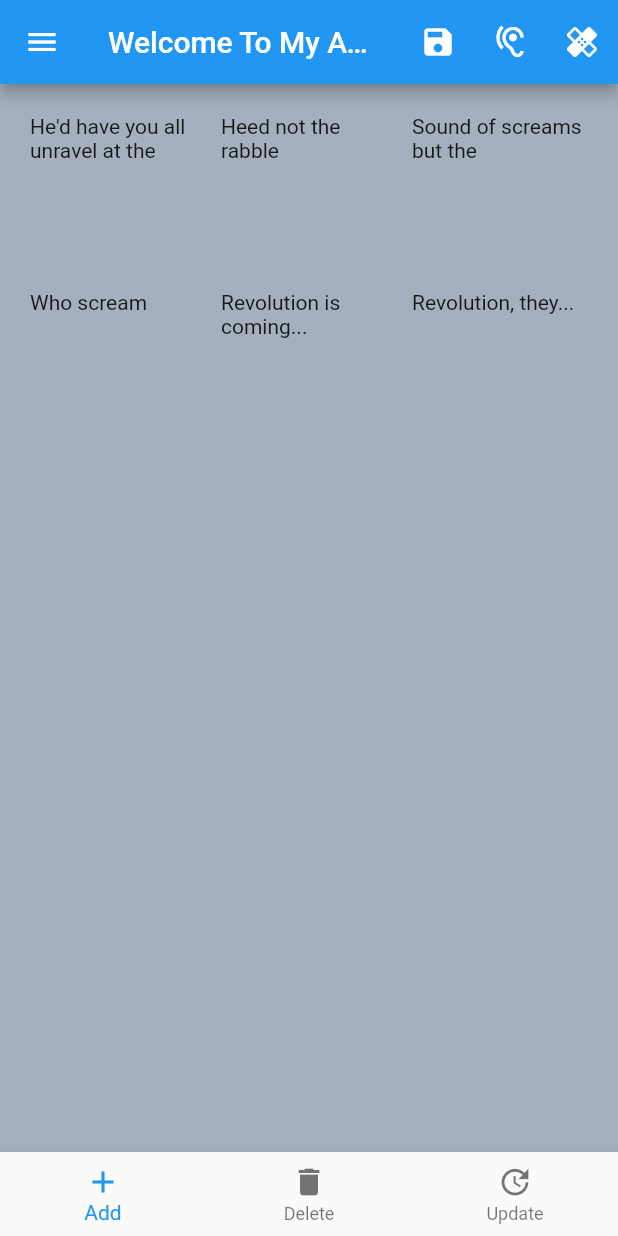
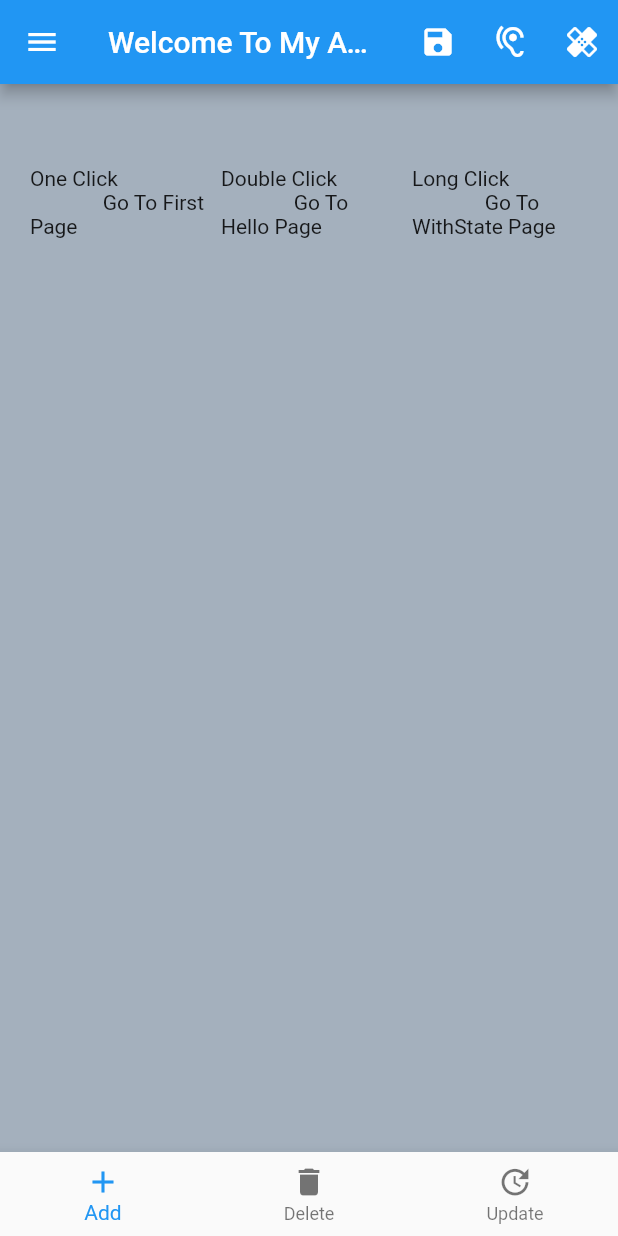
Before and after one commit to mfarkan/basics-of-Flutter, a Flutter app: the ScaffoldBasics screen opened directly, on a phone screen of 412 x 824 dp. Run offline on Flutter 3.47's test engine with Material 2 defaults, Android fonts, the phone set to English and light mode, and no system bars.

```diff
--- a/FlutterApp/myflutterapp/lib/homePage/hello.dart
+++ b/FlutterApp/myflutterapp/lib/homePage/hello.dart
@@ -1,5 +1,5 @@
 import 'package:flutter/material.dart';
-
+//appBar olmadığı için geri dönüş için ilgili ok çıkmaz.
 class HelloWorld extends StatelessWidget {
   @override
   Widget build(BuildContext context) {
--- a/FlutterApp/myflutterapp/lib/homePage/scaffold.dart
+++ b/FlutterApp/myflutterapp/lib/homePage/scaffold.dart
@@ -11,7 +11,7 @@ class ScaffoldBasics extends StatelessWidget {
         actions: <Widget>[
           IconButton(
               icon: Icon(Icons.save),
-              onPressed: () => print('Hello'),
+              onPressed: () => {Navigator.pushNamed(context, '/first-page')},
               tooltip: 'Saving'),
           IconButton(
               icon: Icon(Icons.hearing),
@@ -30,12 +30,29 @@ class ScaffoldBasics extends StatelessWidget {
           crossAxisSpacing: 10.0,
           padding: const EdgeInsets.all(20),
           children: <Widget>[
-            const Text('He\'d have you all unravel at the'),
-            const Text('Heed not the rabble'),
-            const Text('Sound of screams but the'),
-            const Text('Who scream'),
-            const Text('Revolution is coming...'),
-            const Text('Revolution, they...'),
+            new GestureDetector(
+              onTap: () => Navigator.pushNamed(context, '/first-page'),
+              child: new Container(
+                alignment: Alignment.center,
+                child: new Text('''One Click
+              Go To First Page'''),
+              ),
+            ),
+            new GestureDetector(
+                onDoubleTap: () => Navigator.pushNamed(context, '/hello'),
+                child: new Container(
+                    alignment: Alignment.center, child: new Text('''Double Click
+              Go To Hello Page ''')
+                )
+              ),
+            new GestureDetector(
+              onLongPress: () => Navigator.pushNamed(context, '/WithState'),
+              child: new Container(
+                alignment: Alignment.center,
+                child: new Text('''Long Click
+              Go To WithState Page'''),
+              ),
+            )
           ],
         ),
       ),
--- a/FlutterApp/myflutterapp/lib/main.dart
+++ b/FlutterApp/myflutterapp/lib/main.dart
@@ -7,5 +7,13 @@ import './homePage/scaffold.dart';
 import './homePage/statelessOrFull.dart';
 
 void main() {
-  runApp(new WithoutState());
+  runApp(new MaterialApp(
+    initialRoute: '/',
+    routes: {
+      '/': (context) => new ScaffoldBasics(),
+      '/first-page': (context) => new MyHomePage(),
+      '/hello': (context) => new HelloWorld(),
+      '/WithState': (context) => new WithState()
+    },
+  ));
 }
```
